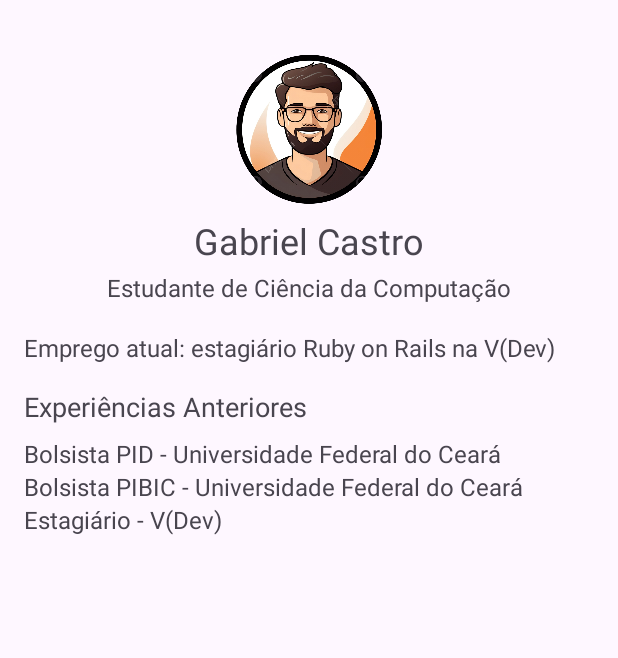
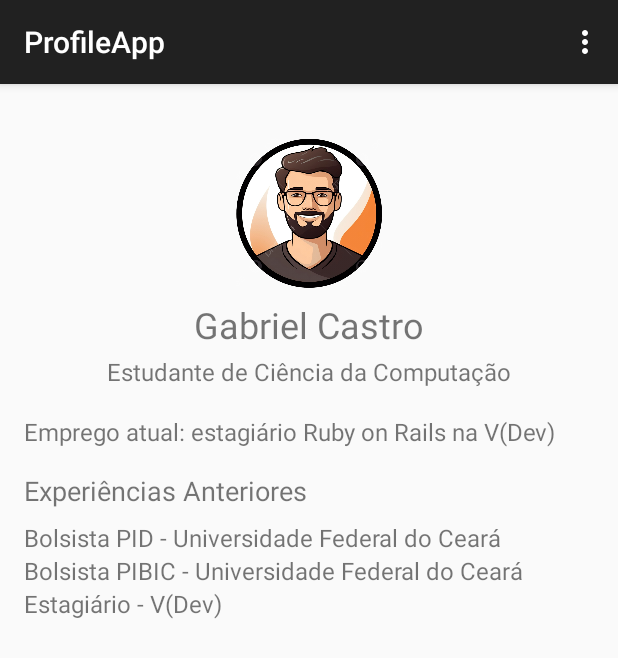
Before and after one commit to Gabriel-CR/desenvolvimento-mobile, an Android app: the screen it shows after launch (MainActivity), on a phone screen of 412 x 824 dp. Shown: the top 658 px of the screen. Run offline under Robolectric (Android 15) with nearby library versions, the phone set to English and light mode, and no system bars.

Commit message:
feat: adicionando menu de três pontos no perfil

```diff
--- a/ProfileApp/app/src/main/AndroidManifest.xml
+++ b/ProfileApp/app/src/main/AndroidManifest.xml
@@ -10,7 +10,7 @@
         android:label="@string/app_name"
         android:roundIcon="@mipmap/ic_launcher_round"
         android:supportsRtl="true"
-        android:theme="@style/Theme.ProfileApp"
+        android:theme="@style/Theme.AppCompat.Light.DarkActionBar"
         tools:targetApi="31">
         <activity
             android:name=".MainActivity"
--- a/ProfileApp/app/src/main/java/com/example/profileapp/MainActivity.kt
+++ b/ProfileApp/app/src/main/java/com/example/profileapp/MainActivity.kt
@@ -1,6 +1,8 @@
 package com.example.profileapp
 
 import android.os.Bundle
+import android.view.Menu
+import android.view.MenuItem
 import android.widget.ImageView
 import android.widget.LinearLayout
 import android.widget.TextView
@@ -8,6 +10,7 @@ import android.widget.Toast
 import androidx.activity.enableEdgeToEdge
 import androidx.appcompat.app.AppCompatActivity
 import androidx.core.view.ViewCompat
+import androidx.core.view.WindowCompat
 import androidx.core.view.WindowInsetsCompat
 
 class MainActivity : AppCompatActivity() {
@@ -15,6 +18,8 @@ class MainActivity : AppCompatActivity() {
     super.onCreate(savedInstanceState)
     enableEdgeToEdge()
     setContentView(R.layout.activity_main)
+
+    WindowCompat.setDecorFitsSystemWindows(window, true)
 
     val profileImage = findViewById<ImageView>(R.id.profileImage)
     val nameText = findViewById<TextView>(R.id.nameText)
@@ -44,4 +49,27 @@ class MainActivity : AppCompatActivity() {
       Toast.makeText(this, "Foto de perfil de ${nameText.text}", Toast.LENGTH_SHORT).show()
     }
   }
+
+  override fun onCreateOptionsMenu(menu: Menu?): Boolean {
+    menuInflater.inflate(R.menu.header_menu, menu)
+    return true
+  }
+
+  override fun onOptionsItemSelected(item: MenuItem): Boolean {
+    return when (item.itemId) {
+      R.id.action_about -> {
+        Toast.makeText(this, "Configurações action_about", Toast.LENGTH_SHORT).show()
+        true
+      }
+      R.id.action_help -> {
+        Toast.makeText(this, "Configurações action_help", Toast.LENGTH_SHORT).show()
+        true
+      }
+      R.id.action_new_experience -> {
+        Toast.makeText(this, "Configurações action_new_experience", Toast.LENGTH_SHORT).show()
+        true
+      }
+      else -> super.onOptionsItemSelected(item)
+    }
+  }
 }
--- a/ProfileApp/app/src/main/res/menu/header_menu.xml
+++ b/ProfileApp/app/src/main/res/menu/header_menu.xml
@@ -1,4 +1,19 @@
 <?xml version="1.0" encoding="utf-8"?>
 <menu xmlns:android="http://schemas.android.com/apk/res/android">
+    <item
+        android:id="@+id/action_about"
+        android:title="Sobre"
+        android:orderInCategory="100"
+        android:showAsAction="never" />
+    <item
+        android:id="@+id/action_help"
+        android:title="Ajuda"
+        android:orderInCategory="101"
+        android:showAsAction="never" />
+    <item
+        android:id="@+id/action_new_experience"
+        android:title="Cadastrar experiência"
+        android:orderInCategory="102"
+        android:showAsAction="never" />
 
 </menu>
```
